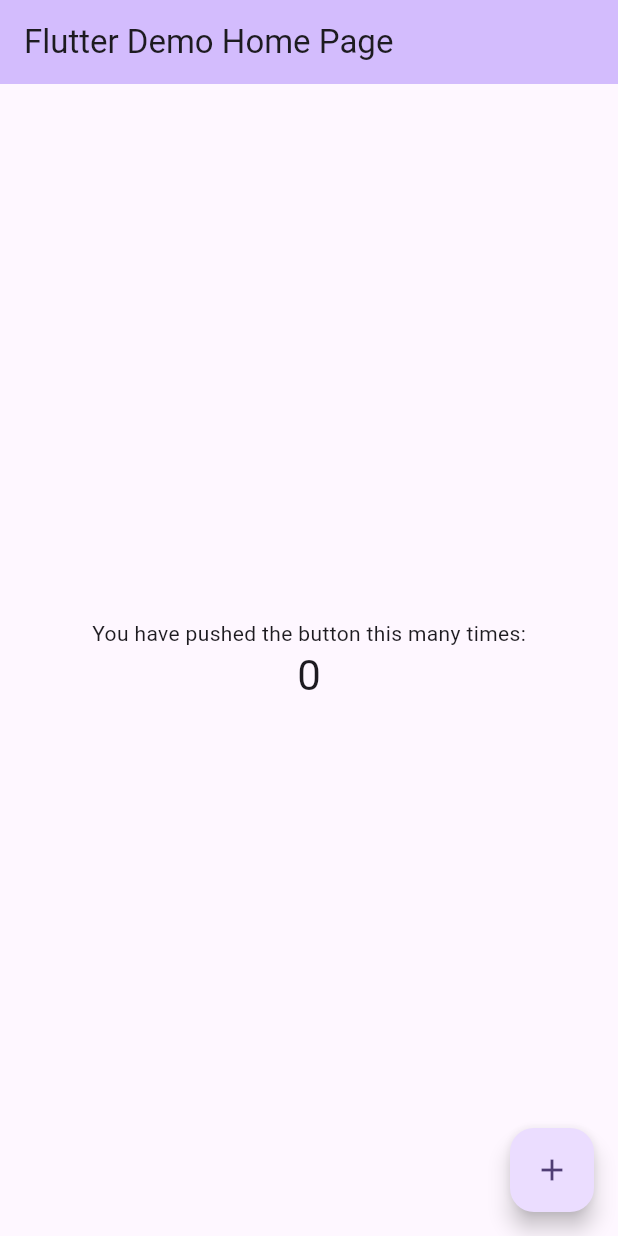
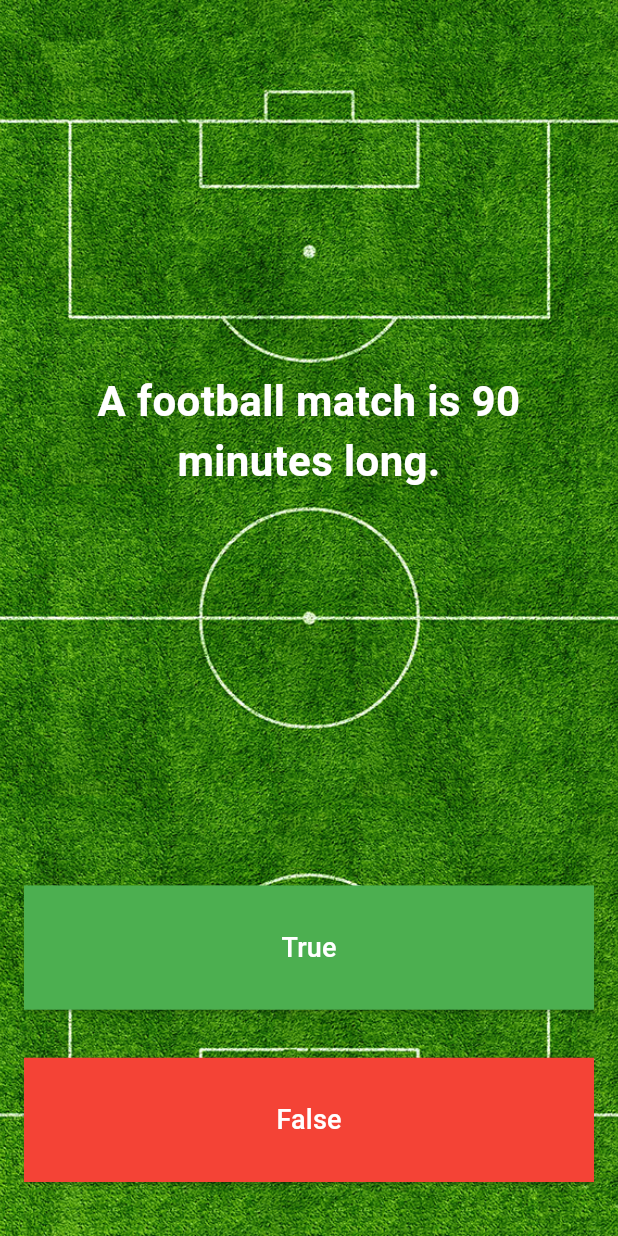
Before and after one commit to abdessamadachaha/quizzApp, a Flutter app: the screen it shows after launch, on a phone screen of 412 x 824 dp. Run offline on Flutter 3.47's test engine with Material 3 defaults, Android fonts, the phone set to English and light mode, and no system bars; our stand-ins replace rflutter_alert.

```diff
--- /dev/null
+++ b/lib/homepage.dart
@@ -0,0 +1,139 @@
+import 'package:flutter/material.dart';
+import 'package:quizzapp/questionBanck.dart';
+import 'package:rflutter_alert/rflutter_alert.dart';
+
+Questionbanck questionbanck = Questionbanck();
+
+class Homepage extends StatefulWidget {
+  const Homepage({super.key});
+
+  @override
+  State<Homepage> createState() => _HomepageState();
+}
+
+class _HomepageState extends State<Homepage> {
+  List<Widget> scoore = [];
+
+  void isFinish() {
+    if (questionbanck.numberContent ==
+        questionbanck.getQuestionBank().length - 1) {
+      Alert(
+        context: context,
+        title: "Finished!",
+        desc: "You've reached the end of the quiz.",
+        buttons: [
+          DialogButton(
+            color: Colors.blue,
+            child: Text(
+              "Cancel",
+              style: TextStyle(color: Colors.white, fontSize: 20),
+            ),
+            onPressed: () {
+              setState(() {
+                questionbanck.numberContent = 0;
+                scoore.clear();
+              });
+              Navigator.pop(context);
+            },
+            width: 120,
+          ),
+        ],
+      ).show();
+    }
+  }
+
+  void isCheck(bool currectAnswer) {
+    if (currectAnswer == questionbanck.getAnswer()) {
+      scoore.add(Icon(Icons.check, color: Colors.blue));
+    } else {
+      scoore.add(Icon(Icons.close, color: Colors.red));
+    }
+  }
+
+  @override
+  Widget build(BuildContext context) {
+    return Scaffold(
+      body: Stack(
+        children: [
+          Positioned.fill(
+            child: Image.asset('images/foot.png', fit: BoxFit.cover),
+          ),
+          Column(
+            crossAxisAlignment: CrossAxisAlignment.stretch,
+            mainAxisAlignment: MainAxisAlignment.spaceBetween,
+            children: [
+              Expanded(
+                flex: 5,
+                child: Padding(
+                  padding: EdgeInsets.all(16),
+                  child: Center(
+                    child: Text(
+                      questionbanck.getQuestion(),
+                      textAlign: TextAlign.center,
+                      style: TextStyle(
+                        color: Colors.white,
+                        fontSize: 28,
+                        fontWeight: FontWeight.bold,
+                      ),
+                    ),
+                  ),
+                ),
+              ),
+              Expanded(
+                child: Padding(
+                  padding: EdgeInsets.all(16.0),
+                  child: ElevatedButton(
+                    style: ElevatedButton.styleFrom(
+                      backgroundColor: Colors.green,
+                      shape: RoundedRectangleBorder(
+                        borderRadius: BorderRadius.zero,
+                      ),
+                    ),
+                    onPressed: () {
+                      setState(() {
+                        questionbanck.nextQuestion();
+                        isCheck(true);
+                        isFinish();
+                      });
+                    },
+                    child: Text(
+                      'True',
+                      style: TextStyle(color: Colors.white, fontSize: 18.0),
+                    ),
+                  ),
+                ),
+              ),
+              Expanded(
+                child: Padding(
+                  padding: EdgeInsets.all(16.0),
+                  child: ElevatedButton(
+                    style: ElevatedButton.styleFrom(
+                      backgroundColor: Colors.red,
+                      shape: RoundedRectangleBorder(
+                        borderRadius: BorderRadius.zero,
+                      ),
+                    ),
+                    onPressed: () {
+                      setState(() {
+                        questionbanck.nextQuestion();
+                        isCheck(false);
+                        isFinish();
+                      });
+                    },
+                    child: Text(
+                      'False',
+                      style: TextStyle(color: Colors.white, fontSize: 18.0),
+                    ),
+                  ),
+                ),
+              ),
+              SizedBox(height: 20.0),
+
+              Row(children: scoore),
+            ],
+          ),
+        ],
+      ),
+    );
+  }
+}
--- a/lib/main.dart
+++ b/lib/main.dart
@@ -1,122 +1,15 @@
 import 'package:flutter/material.dart';
+import 'package:quizzapp/homepage.dart';
 
 void main() {
-  runApp(const MyApp());
+  return runApp(myApp());
 }
 
-class MyApp extends StatelessWidget {
-  const MyApp({super.key});
-
-  // This widget is the root of your application.
-  @override
-  Widget build(BuildContext context) {
-    return MaterialApp(
-      title: 'Flutter Demo',
-      theme: ThemeData(
-        // This is the theme of your application.
-        //
-        // TRY THIS: Try running your application with "flutter run". You'll see
-        // the application has a purple toolbar. Then, without quitting the app,
-        // try changing the seedColor in the colorScheme below to Colors.green
-        // and then invoke "hot reload" (save your changes or press the "hot
-        // reload" button in a Flutter-supported IDE, or press "r" if you used
-        // the command line to start the app).
-        //
-        // Notice that the counter didn't reset back to zero; the application
-        // state is not lost during the reload. To reset the state, use hot
-        // restart instead.
-        //
-        // This works for code too, not just values: Most code changes can be
-        // tested with just a hot reload.
-        colorScheme: ColorScheme.fromSeed(seedColor: Colors.deepPurple),
-      ),
-      home: const MyHomePage(title: 'Flutter Demo Home Page'),
-    );
-  }
-}
-
-class MyHomePage extends StatefulWidget {
-  const MyHomePage({super.key, required this.title});
-
-  // This widget is the home page of your application. It is stateful, meaning
-  // that it has a State object (defined below) that contains fields that affect
-  // how it looks.
-
-  // This class is the configuration for the state. It holds the values (in this
-  // case the title) provided by the parent (in this case the App widget) and
-  // used by the build method of the State. Fields in a Widget subclass are
-  // always marked "final".
-
-  final String title;
-
-  @override
-  State<MyHomePage> createState() => _MyHomePageState();
-}
-
-class _MyHomePageState extends State<MyHomePage> {
-  int _counter = 0;
-
-  void _incrementCounter() {
-    setState(() {
-      // This call to setState tells the Flutter framework that something has
-      // changed in this State, which causes it to rerun the build method below
-      // so that the display can reflect the updated values. If we changed
-      // _counter without calling setState(), then the build method would not be
-      // called again, and so nothing would appear to happen.
-      _counter++;
-    });
-  }
+class myApp extends StatelessWidget {
+  const myApp({super.key});
 
   @override
   Widget build(BuildContext context) {
-    // This method is rerun every time setState is called, for instance as done
-    // by the _incrementCounter method above.
-    //
-    // The Flutter framework has been optimized to make rerunning build methods
-    // fast, so that you can just rebuild anything that needs updating rather
-    // than having to individually change instances of widgets.
-    return Scaffold(
-      appBar: AppBar(
-        // TRY THIS: Try changing the color here to a specific color (to
-        // Colors.amber, perhaps?) and trigger a hot reload to see the AppBar
-        // change color while the other colors stay the same.
-        backgroundColor: Theme.of(context).colorScheme.inversePrimary,
-        // Here we take the value from the MyHomePage object that was created by
-        // the App.build method, and use it to set our appbar title.
-        title: Text(widget.title),
-      ),
-      body: Center(
-        // Center is a layout widget. It takes a single child and positions it
-        // in the middle of the parent.
-        child: Column(
-          // Column is also a layout widget. It takes a list of children and
-          // arranges them vertically. By default, it sizes itself to fit its
-          // children horizontally, and tries to be as tall as its parent.
-          //
-          // Column has various properties to control how it sizes itself and
-          // how it positions its children. Here we use mainAxisAlignment to
-          // center the children vertically; the main axis here is the vertical
-          // axis because Columns are vertical (the cross axis would be
-          // horizontal).
-          //
-          // TRY THIS: Invoke "debug painting" (choose the "Toggle Debug Paint"
-          // action in the IDE, or press "p" in the console), to see the
-          // wireframe for each widget.
-          mainAxisAlignment: MainAxisAlignment.center,
-          children: <Widget>[
-            const Text('You have pushed the button this many times:'),
-            Text(
-              '$_counter',
-              style: Theme.of(context).textTheme.headlineMedium,
-            ),
-          ],
-        ),
-      ),
-      floatingActionButton: FloatingActionButton(
-        onPressed: _incrementCounter,
-        tooltip: 'Increment',
-        child: const Icon(Icons.add),
-      ), // This trailing comma makes auto-formatting nicer for build methods.
-    );
+    return MaterialApp(home: Homepage());
   }
 }
--- /dev/null
+++ b/lib/question.dart
@@ -0,0 +1,6 @@
+class Question {
+  String? questionText;
+  bool? answer;
+
+  Question(this.questionText, this.answer);
+}
--- /dev/null
+++ b/lib/questionBanck.dart
@@ -0,0 +1,59 @@
+import 'package:quizzapp/homepage.dart';
+import 'package:quizzapp/question.dart';
+
+class Questionbanck {
+  int numberContent = 0;
+  final List<Question> _content = [
+    Question("A football match is 90 minutes long.", true),
+    Question("Each team has 12 players on the field during a match.", false),
+    Question(
+      "The goalkeeper is the only player allowed to use their hands.",
+      true,
+    ),
+    Question("Lionel Messi has never won a Ballon d'Or.", false),
+    Question("The FIFA World Cup is held every 2 years.", false),
+    Question(
+      "Offside is when a player is closer to the opponent’s goal than the ball when it is played to them.",
+      true,
+    ),
+    Question(
+      "A red card means the player is sent off and cannot be replaced.",
+      true,
+    ),
+    Question("The UEFA Champions League is for national teams.", false),
+    Question("Brazil has won the FIFA World Cup 5 times.", true),
+    Question("A football pitch must be exactly 100 meters long.", false),
+    Question(
+      "Cristiano Ronaldo has played for both Manchester United and Real Madrid.",
+      true,
+    ),
+    Question(
+      "A hat-trick means a player scored three goals in one match.",
+      true,
+    ),
+    Question(
+      "A penalty kick is taken from 12 yards (11 meters) away from goal.",
+      true,
+    ),
+    Question("VAR stands for Video Automated Referee.", false),
+    Question("The World Cup trophy is made entirely of gold.", false),
+  ];
+
+  String getQuestion() {
+    return _content[numberContent].questionText!;
+  }
+
+  bool getAnswer() {
+    return _content[numberContent].answer!;
+  }
+
+  void nextQuestion() {
+    if (numberContent < _content.length - 1) {
+      numberContent++;
+    }
+  }
+
+  List<Question> getQuestionBank() {
+    return _content;
+  }
+}
--- a/pubspec.yaml
+++ b/pubspec.yaml
@@ -34,6 +34,7 @@ dependencies:
   # The following adds the Cupertino Icons font to your application.
   # Use with the CupertinoIcons class for iOS style icons.
   cupertino_icons: ^1.0.8
+  rflutter_alert: ^2.0.7
 
 dev_dependencies:
   flutter_test:
@@ -57,9 +58,8 @@ flutter:
   # the material Icons class.
   uses-material-design: true
 
-  # To add assets to your application, add an assets section, like this:
-  # assets:
-  #   - images/a_dot_burr.jpeg
+  assets:
+    - images/
   #   - images/a_dot_ham.jpeg
 
   # An image asset can refer to one or more resolution-specific "variants", see
```
Also changed, not shown: images/foot.png (added), pubspec.lock.
